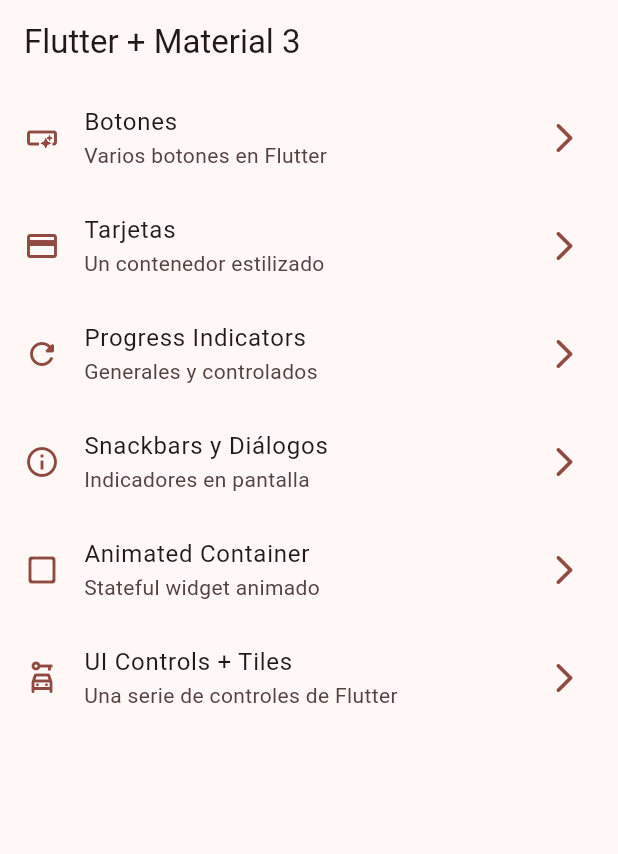
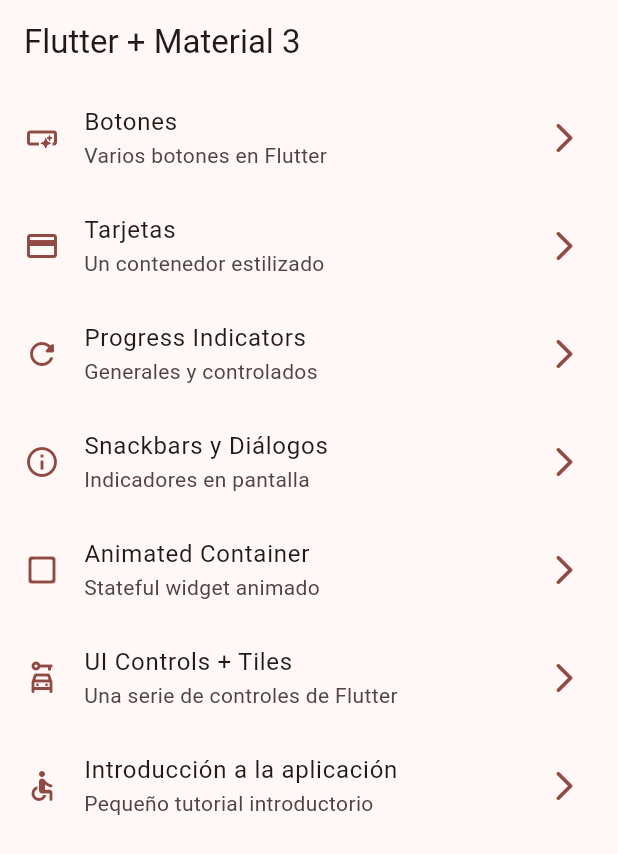
Before and after one commit to elcama86/widgets_app, a Flutter app: the screen it shows after launch, on a phone screen of 412 x 824 dp. Shown: the top 854 px of the screen. Run offline on Flutter 3.47's test engine with Material 2 defaults, Android fonts, the phone set to English and light mode, and no system bars; our stand-ins replace go_router.

Commit message:
tutorial screen added

```diff
--- a/lib/config/menu/menu_items.dart
+++ b/lib/config/menu/menu_items.dart
@@ -51,4 +51,10 @@ const List<MenuItem> appMenuItems = [
     link: "/ui-controls",
     icon: Icons.car_rental_outlined,
   ),
+  MenuItem(
+    title: "Introducción a la aplicación",
+    subTitle: "Pequeño tutorial introductorio",
+    link: "/tutorial",
+    icon: Icons.accessible_rounded,
+  ),
 ];
--- a/lib/config/router/app_router.dart
+++ b/lib/config/router/app_router.dart
@@ -39,5 +39,10 @@ final appRouter = GoRouter(
       name: UiControlsScreen.name,
       builder: (context, state) => const UiControlsScreen(),
     ),
+    GoRoute(
+      path: '/tutorial',
+      name: AppTutorialScreen.name,
+      builder: (context, state) => const AppTutorialScreen(),
+    ),
   ],
 );
```
